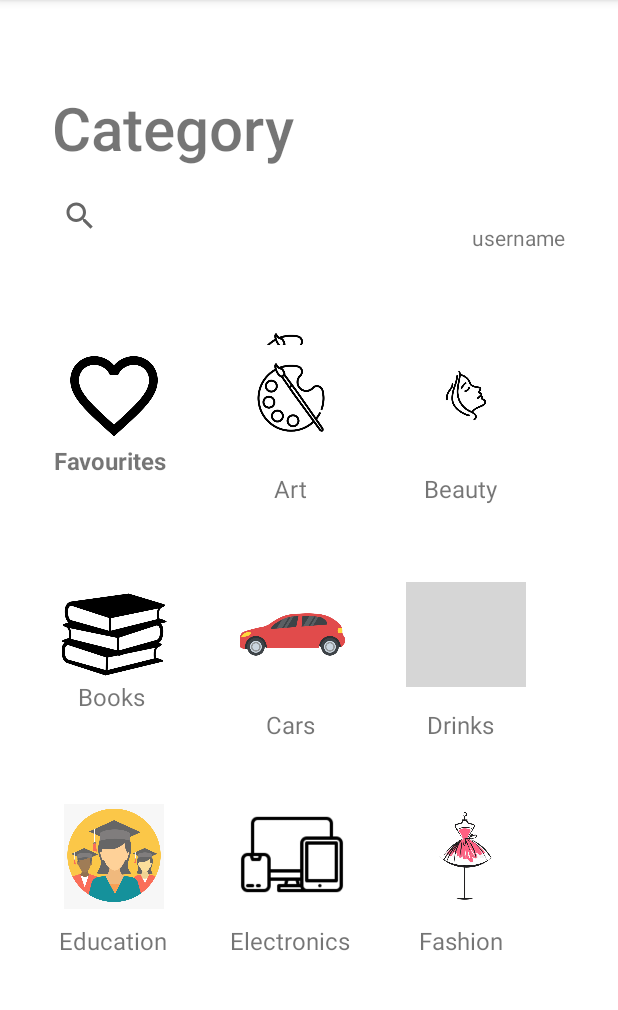
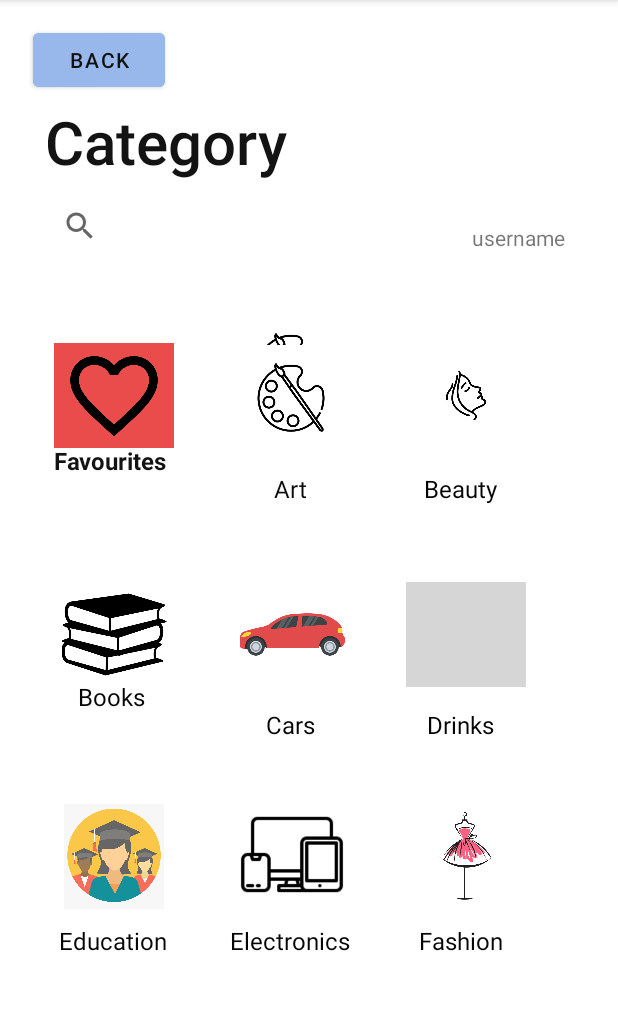
Before and after one commit to DevUbik/RateIT, an Android app: the CategoryProductsPage screen opened directly, with no data from a screen before it, on a phone screen of 412 x 824 dp, the part 84-1094 px from its top. Run offline under Robolectric (Android 15) with nearby library versions, the phone set to English and light mode, and no system bars; 2 statements that could not run were skipped; grey boxes are pictures that could not be loaded.

Commit message:
New changes in Products Category page

```diff
--- a/app/src/main/AndroidManifest.xml
+++ b/app/src/main/AndroidManifest.xml
@@ -23,7 +23,8 @@
             android:exported="false" />
         <activity
             android:name=".CategoryProductsPage"
-            android:exported="false" />
+            android:exported="false"
+            />
         <activity
             android:name=".MainActivity"
             android:exported="true"></activity>
--- a/app/src/main/java/com/pregatit/rateit/MainActivity.java
+++ b/app/src/main/java/com/pregatit/rateit/MainActivity.java
@@ -1,6 +1,7 @@
 package com.pregatit.rateit;
 
 import androidx.appcompat.app.AppCompatActivity;
+
 
 import android.os.Bundle;
 import android.widget.ArrayAdapter;
--- /dev/null
+++ b/app/src/main/res/drawable/image_border.xml
@@ -0,0 +1,6 @@
+<?xml version="1.0" encoding="utf-8"?>
+<shape xmlns:android="http://schemas.android.com/apk/res/android">
+    <stroke
+        android:width="7dp"
+        android:color="#050505" />
+</shape>
--- a/app/src/main/res/layout/activity_category_products_page.xml
+++ b/app/src/main/res/layout/activity_category_products_page.xml
@@ -22,7 +22,8 @@
         app:layout_constraintStart_toStartOf="parent"
         app:layout_constraintTop_toTopOf="parent"
         app:layout_constraintVertical_bias="0.0"
-        app:srcCompat="@drawable/istockphoto_1164017231_170667a" />
+        app:srcCompat="@drawable/istockphoto_1164017231_170667a"
+        app:background="@drawable/image_border"/>
 
     <TextView
         android:id="@+id/textView14"
@@ -33,6 +34,7 @@
         android:layout_marginEnd="80dp"
         android:layout_marginBottom="112dp"
         android:text="Fashion"
+        android:textColor="#050505"
         android:textSize="16sp"
         app:layout_constraintBottom_toBottomOf="parent"
         app:layout_constraintEnd_toEndOf="parent"
@@ -48,6 +50,7 @@
         android:layout_marginEnd="207dp"
         android:layout_marginBottom="112dp"
         android:text="Electronics"
+        android:textColor="#050505"
         android:textSize="16sp"
         app:layout_constraintBottom_toBottomOf="parent"
         app:layout_constraintEnd_toEndOf="parent"
@@ -63,6 +66,7 @@
         android:layout_marginEnd="314dp"
         android:layout_marginBottom="112dp"
         android:text="Education"
+        android:textColor="#050505"
         android:textSize="16sp"
         app:layout_constraintBottom_toBottomOf="parent"
         app:layout_constraintEnd_toEndOf="parent"
@@ -78,6 +82,7 @@
         android:layout_marginEnd="207dp"
         android:layout_marginBottom="256dp"
         android:text="Cars"
+        android:textColor="#050505"
         android:textSize="16sp"
         app:layout_constraintBottom_toBottomOf="parent"
         app:layout_constraintEnd_toEndOf="parent"
@@ -93,6 +98,7 @@
         android:layout_marginEnd="80dp"
         android:layout_marginBottom="256dp"
         android:text="Drinks"
+        android:textColor="#050505"
         android:textSize="16sp"
         app:layout_constraintBottom_toBottomOf="parent"
         app:layout_constraintEnd_toEndOf="parent"
@@ -100,17 +106,18 @@
         app:layout_constraintTop_toTopOf="parent" />
 
     <TextView
-        android:id="@+id/textView4"
+        android:id="@+id/category_text"
         android:layout_width="wrap_content"
         android:layout_height="wrap_content"
-        android:layout_marginStart="34dp"
-        android:layout_marginTop="40dp"
-        android:layout_marginEnd="215dp"
-        android:layout_marginBottom="638dp"
+        android:layout_marginStart="29dp"
+        android:layout_marginTop="68dp"
+        android:layout_marginEnd="220dp"
+        android:layout_marginBottom="7dp"
         android:fontFamily="sans-serif-medium"
         android:text="Category"
+        android:textColor="#131313"
         android:textSize="40sp"
-        app:layout_constraintBottom_toBottomOf="parent"
+        app:layout_constraintBottom_toTopOf="@+id/searchView"
         app:layout_constraintEnd_toEndOf="parent"
         app:layout_constraintStart_toStartOf="parent"
         app:layout_constraintTop_toTopOf="parent" />
@@ -130,10 +137,11 @@
         app:layout_constraintEnd_toEndOf="parent"
         app:layout_constraintStart_toStartOf="parent"
         app:layout_constraintTop_toTopOf="parent"
-        app:srcCompat="@drawable/fav_icon" />
+        app:srcCompat="@drawable/fav_icon"
+        app:background="@drawable/image_border"/>
 
     <ImageView
-        android:id="@+id/imageView"
+        android:id="@+id/art_icon"
         android:layout_width="80dp"
         android:layout_height="70dp"
         android:layout_marginStart="154dp"
@@ -149,10 +157,11 @@
         app:layout_constraintStart_toStartOf="parent"
         app:layout_constraintTop_toTopOf="parent"
         app:layout_constraintVertical_bias="0.537"
-        app:srcCompat="@drawable/istockphoto_1164017231_170667a" />
+        app:srcCompat="@drawable/istockphoto_1164017231_170667a"
+        app:background="@drawable/image_border"/>
 
     <ImageView
-        android:id="@+id/imageView3"
+        android:id="@+id/beauty_icon"
         android:layout_width="80dp"
         android:layout_height="70dp"
         android:layout_marginStart="270dp"
@@ -163,7 +172,8 @@
         app:layout_constraintEnd_toEndOf="parent"
         app:layout_constraintStart_toStartOf="parent"
         app:layout_constraintTop_toTopOf="parent"
-        app:srcCompat="@drawable/beauty_ic" />
+        app:srcCompat="@drawable/beauty_ic"
+        app:background="@drawable/image_border"/>
 
     <TextView
         android:id="@+id/textView5"
@@ -174,6 +184,7 @@
         android:layout_marginEnd="314dp"
         android:layout_marginBottom="413dp"
         android:text="Favourites"
+        android:textColor="#131313"
         android:textSize="16sp"
         android:textStyle="bold"
         android:typeface="normal"
@@ -193,6 +204,7 @@
         android:layout_marginEnd="207dp"
         android:layout_marginBottom="413dp"
         android:text="Art"
+        android:textColor="#0C0C0C"
         android:textSize="16sp"
         app:layout_constraintBottom_toBottomOf="parent"
         app:layout_constraintEnd_toEndOf="parent"
@@ -208,6 +220,7 @@
         android:layout_marginEnd="80dp"
         android:layout_marginBottom="413dp"
         android:text="Beauty"
+        android:textColor="#050505"
         android:textSize="16sp"
         app:layout_constraintBottom_toBottomOf="parent"
         app:layout_constraintEnd_toEndOf="parent"
@@ -223,6 +236,7 @@
         android:layout_marginEnd="314dp"
         android:layout_marginBottom="256dp"
         android:text="Books"
+        android:textColor="#050505"
         android:textSize="16sp"
         app:layout_constraintBottom_toBottomOf="parent"
         app:layout_constraintEnd_toEndOf="parent"
@@ -231,36 +245,25 @@
         app:layout_constraintTop_toTopOf="parent"
         app:layout_constraintVertical_bias="0.0" />
 
-    <SearchView
+    <androidx.appcompat.widget.SearchView
         android:id="@+id/searchView"
         android:layout_width="241dp"
         android:layout_height="45dp"
         android:layout_marginStart="29dp"
-        android:layout_marginTop="103dp"
+        android:layout_marginTop="128dp"
         android:layout_marginEnd="141dp"
-        android:layout_marginBottom="583dp"
+        android:layout_marginBottom="37dp"
         android:orientation="horizontal"
-        app:layout_constraintBottom_toBottomOf="parent"
+        app:layout_constraintBottom_toTopOf="@+id/imageView5"
         app:layout_constraintEnd_toEndOf="parent"
+        app:layout_constraintHorizontal_bias="1.0"
         app:layout_constraintStart_toStartOf="parent"
         app:layout_constraintTop_toTopOf="parent">
 
-    </SearchView>
-
-    <androidx.viewpager2.widget.ViewPager2
-        android:layout_width="211dp"
-        android:layout_height="54dp"
-        android:layout_marginStart="115dp"
-        android:layout_marginTop="661dp"
-        android:layout_marginEnd="85dp"
-        android:layout_marginBottom="16dp"
-        app:layout_constraintBottom_toBottomOf="parent"
-        app:layout_constraintEnd_toEndOf="parent"
-        app:layout_constraintStart_toStartOf="parent"
-        app:layout_constraintTop_toTopOf="parent" />
+    </androidx.appcompat.widget.SearchView>
 
     <ImageView
-        android:id="@+id/imageView4"
+        android:id="@+id/profile_icon"
         android:layout_width="109dp"
         android:layout_height="98dp"
         android:layout_marginStart="293dp"
@@ -271,10 +274,11 @@
         app:layout_constraintEnd_toEndOf="parent"
         app:layout_constraintStart_toStartOf="parent"
         app:layout_constraintTop_toTopOf="parent"
-        tools:srcCompat="@tools:sample/avatars" />
+        tools:srcCompat="@tools:sample/avatars"
+        app:background="@drawable/image_border"/>
 
     <TextView
-        android:id="@+id/textView17"
+        android:id="@+id/textView"
         android:layout_width="wrap_content"
         android:layout_height="wrap_content"
         android:layout_marginStart="314dp"
@@ -309,21 +313,23 @@
     </ScrollView>
 
     <ImageView
-        android:id="@+id/imageView6"
+        android:id="@+id/fav_icon"
         android:layout_width="80dp"
         android:layout_height="70dp"
         android:layout_marginStart="35dp"
         android:layout_marginTop="210dp"
         android:layout_marginEnd="296dp"
         android:layout_marginBottom="451dp"
+        android:background="#EA4C4C"
         app:layout_constraintBottom_toBottomOf="parent"
         app:layout_constraintEnd_toEndOf="parent"
         app:layout_constraintStart_toStartOf="parent"
         app:layout_constraintTop_toTopOf="parent"
-        app:srcCompat="@drawable/fav_icon" />
+        app:srcCompat="@drawable/fav_icon"
+        app:background="@drawable/image_border"/>
 
     <ImageView
-        android:id="@+id/imageView7"
+        android:id="@+id/books_icon"
         android:layout_width="80dp"
         android:layout_height="70dp"
         android:layout_marginStart="35dp"
@@ -334,10 +340,11 @@
         app:layout_constraintEnd_toEndOf="parent"
         app:layout_constraintStart_toStartOf="parent"
         app:layout_constraintTop_toTopOf="parent"
-        app:srcCompat="@drawable/books_icon" />
+        app:srcCompat="@drawable/books_icon"
+        app:background="@drawable/image_border"/>
 
     <ImageView
-        android:id="@+id/imageView8"
+        android:id="@+id/cars_icon"
         android:layout_width="80dp"
         android:layout_height="70dp"
         android:layout_marginStart="154dp"
@@ -348,10 +355,11 @@
         app:layout_constraintEnd_toEndOf="parent"
         app:layout_constraintStart_toStartOf="parent"
         app:layout_constraintTop_toTopOf="parent"
-        app:srcCompat="@drawable/_44465" />
+        app:srcCompat="@drawable/_44465"
+        app:background="@drawable/image_border"/>
 
     <ImageView
-        android:id="@+id/imageView10"
+        android:id="@+id/drinks_icon"
         android:layout_width="80dp"
         android:layout_height="70dp"
         android:layout_marginStart="270dp"
@@ -362,10 +370,11 @@
         app:layout_constraintEnd_toEndOf="parent"
         app:layout_constraintStart_toStartOf="parent"
         app:layout_constraintTop_toTopOf="parent"
-        app:srcCompat="@drawable/drinkk" />
+        app:srcCompat="@drawable/drinkk"
+        app:background="@drawable/image_border"/>
 
     <ImageView
-        android:id="@+id/imageView12"
+        android:id="@+id/education_icon"
         android:layout_width="80dp"
         android:layout_height="70dp"
         android:layout_marginStart="35dp"
@@ -376,10 +385,11 @@
         app:layout_constraintEnd_toEndOf="parent"
         app:layout_constraintStart_toStartOf="parent"
         app:layout_constraintTop_toTopOf="parent"
-        app:srcCompat="@drawable/eduk" />
+        app:srcCompat="@drawable/eduk"
+        app:background="@drawable/image_border"/>
 
     <ImageView
-        android:id="@+id/imageView13"
+        android:id="@+id/electronics_icon"
         android:layout_width="80dp"
         android:layout_height="70dp"
         android:layout_marginStart="154dp"
@@ -390,10 +400,11 @@
         app:layout_constraintEnd_toEndOf="parent"
         app:layout_constraintStart_toStartOf="parent"
         app:layout_constraintTop_toTopOf="parent"
-        app:srcCompat="@drawable/electr" />
+        app:srcCompat="@drawable/electr"
+        app:background="@drawable/image_border"/>
 
     <ImageView
-        android:id="@+id/imageView16"
+        android:id="@+id/fashion_icon"
         android:layout_width="80dp"
         android:layout_height="70dp"
         android:layout_marginStart="270dp"
@@ -404,8 +415,24 @@
         app:layout_constraintEnd_toEndOf="parent"
         app:layout_constraintStart_toStartOf="parent"
         app:layout_constraintTop_toTopOf="parent"
-        app:srcCompat="@drawable/dress" />
+        app:srcCompat="@drawable/dress"
+        app:background="@drawable/image_border"/>
 
+    <Button
+        android:id="@+id/back_button"
+        android:layout_width="wrap_content"
+        android:layout_height="wrap_content"
+        android:layout_marginTop="16dp"
+        android:layout_marginBottom="4dp"
+        android:backgroundTint="#98B8EC"
+        android:text="@string/back"
+        android:textColor="#121111"
+        app:layout_constraintBottom_toTopOf="@+id/category_text"
+        app:layout_constraintEnd_toEndOf="parent"
+        app:layout_constraintHorizontal_bias="0.068"
+        app:layout_constraintStart_toStartOf="parent"
+        app:layout_constraintTop_toTopOf="parent"
+        app:onClick="onClickBackButtonC" />
 
 
 </androidx.constraintlayout.widget.ConstraintLayout>
--- a/app/src/main/res/layout/activity_login_page.xml
+++ b/app/src/main/res/layout/activity_login_page.xml
@@ -31,7 +31,7 @@
         app:layout_constraintTop_toBottomOf="@+id/email_adress_login" />
 
     <TextView
-        android:id="@+id/textView4"
+        android:id="@+id/category_text"
         android:layout_width="wrap_content"
         android:layout_height="wrap_content"
         android:layout_marginStart="8dp"
--- a/app/src/main/res/layout/activity_product_catalog2.xml
+++ b/app/src/main/res/layout/activity_product_catalog2.xml
@@ -193,7 +193,7 @@
 
 
     <TextView
-        android:id="@+id/textView4"
+        android:id="@+id/category_text"
         android:layout_width="wrap_content"
         android:layout_height="wrap_content"
         android:layout_marginStart="50dp"
--- a/app/src/main/res/layout/activity_settings_page.xml
+++ b/app/src/main/res/layout/activity_settings_page.xml
@@ -7,7 +7,7 @@
     tools:context=".SettingsPage">
 
     <TextView
-        android:id="@+id/textView4"
+        android:id="@+id/category_text"
         android:layout_width="84dp"
         android:layout_height="37dp"
         android:text="Settings"
@@ -279,7 +279,7 @@
         tools:layout_editor_absoluteX="32dp" />
 
     <TextView
-        android:id="@+id/textView17"
+        android:id="@+id/username"
         android:layout_width="wrap_content"
         android:layout_height="wrap_content"
         android:text="Accessibility"
```
Also changed, not shown: app/src/main/java/com/pregatit/rateit/CategoryProductsPage.java (+18 -2 lines), app/src/main/java/com/pregatit/rateit/MainMenu.java (+12 -0 lines), app/src/main/res/layout/activity_ajutor_selectie.xml (+6 -6 lines), app/src/main/res/layout/activity_main.xml (+13 -11 lines), app/src/main/res/layout/activity_main_menu.xml (+15 -0 lines).
